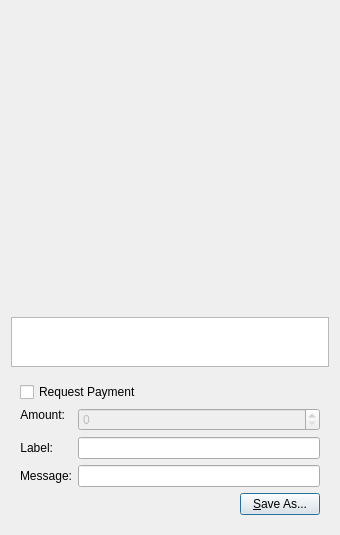
First picture: the form in src/qt/forms/qrcodedialog.ui, repository AKKPP/ChessCoin032, before the edit.
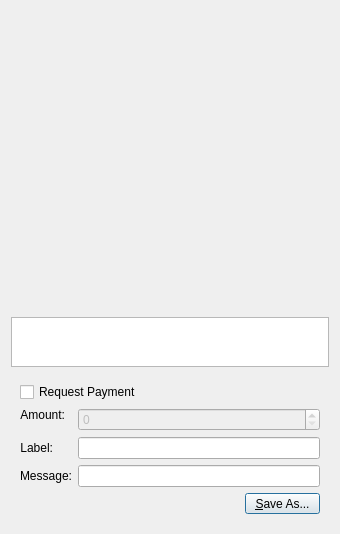
Second picture: the form after the edit. Custom widgets are drawn as their Qt base class.

```diff
--- a/src/qt/forms/qrcodedialog.ui
+++ b/src/qt/forms/qrcodedialog.ui
@@ -171,6 +171,18 @@
         </item>
         <item>
          <widget class="QPushButton" name="btnSaveAs">
+          <property name="minimumSize">
+           <size>
+            <width>75</width>
+            <height>21</height>
+           </size>
+          </property>
+          <property name="maximumSize">
+           <size>
+            <width>75</width>
+            <height>21</height>
+           </size>
+          </property>
           <property name="text">
            <string>&amp;Save As...</string>
           </property>
```
Left out of the diff: 1 changed line with no effect on the pictures.
